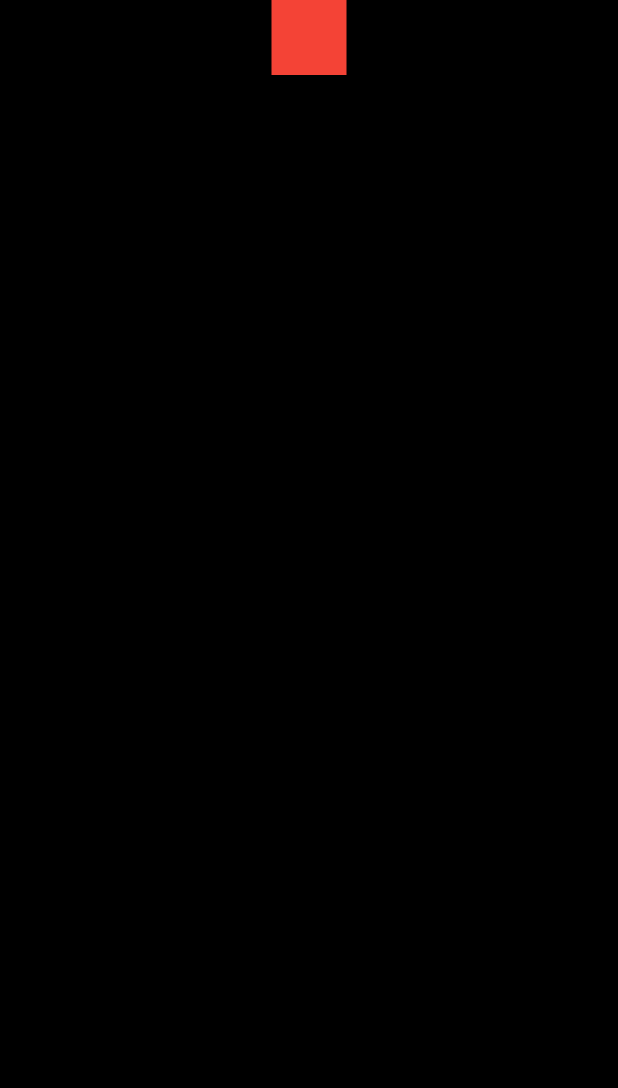
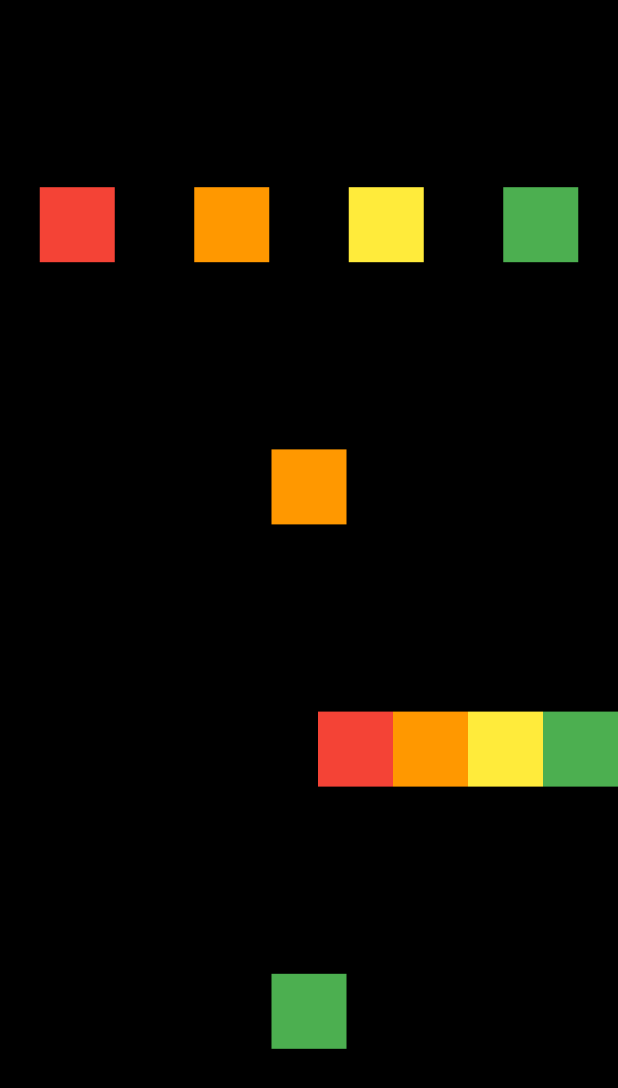
Before and after one commit to StopSoo/Stopsoo, a Flutter app: the Test screen opened directly, on a phone screen of 412 x 824 dp. Shown: the top 1088 px of the screen. Run offline on Flutter 3.47's test engine with Material 2 defaults, Android fonts, the phone set to English and light mode, and no system bars; our stand-ins replace webview_flutter.

Commit message:
230824 flutter study

```diff
--- a/Flutter Study/flutter_app_prac/lib/main.dart
+++ b/Flutter Study/flutter_app_prac/lib/main.dart
@@ -1,6 +1,7 @@
 import 'package:flutter/material.dart';
-import 'package:flutter_application_prac/screen/home_screen.dart';
 import 'package:flutter_application_prac/prac/test.dart';
+import 'package:flutter_application_prac/screen/home_screen_S5.dart';
+import 'package:flutter_application_prac/screen/home_screen_S6.dart';
 
 void main() {
   // runApp 플러터의 진입 포인트
@@ -8,7 +9,7 @@ void main() {
     // Widget - 클래스의 일종
     MaterialApp(
       debugShowCheckedModeBanner: false,
-      home: Test()
-    ),
+      home: HomeScreenS6(),
+    )
   );
 }
--- a/Flutter Study/flutter_app_prac/lib/prac/test.dart
+++ b/Flutter Study/flutter_app_prac/lib/prac/test.dart
@@ -1,3 +1,4 @@
+// Section 5 : Lecture 6
 import 'package:flutter/material.dart';
 
 class Test extends StatelessWidget {
@@ -9,17 +10,78 @@ class Test extends StatelessWidget {
       body: SafeArea(
         child: Container(
           color: Colors.black,
-          child: Row(
-            mainAxisAlignment: MainAxisAlignment.spaceAround,
+          child: Column(
+            mainAxisAlignment: MainAxisAlignment.spaceEvenly, // 행들의 배치
             children: [
-              Column(
+              Row(
+                mainAxisAlignment: MainAxisAlignment.spaceAround,
                 children: [
                   Container(
-                  width: 50.0,
-                  height: 50.0,
-                  color: Colors.red,
+                    width: 50.0,
+                    height: 50.0,
+                    color: Colors.red,
+                  ),
+                  Container(
+                    width: 50.0,
+                    height: 50.0,
+                    color: Colors.orange,
+                  ),
+                  Container(
+                    width: 50.0,
+                    height: 50.0,
+                    color: Colors.yellow,
+                  ),
+                  Container(
+                    width: 50.0,
+                    height: 50.0,
+                    color: Colors.green,
                   ),
                 ]
+              ),
+              Row(
+                mainAxisAlignment: MainAxisAlignment.center,
+                children: [
+                  Container(
+                    width: 50.0,
+                    height: 50.0,
+                    color: Colors.orange,
+                  ),
+                ],
+              ),
+              Row(
+                mainAxisAlignment: MainAxisAlignment.end,
+                children: [
+                  Container(
+                    width: 50.0,
+                    height: 50.0,
+                    color: Colors.red,
+                  ),
+                  Container(
+                    width: 50.0,
+                    height: 50.0,
+                    color: Colors.orange,
+                  ),
+                  Container(
+                    width: 50.0,
+                    height: 50.0,
+                    color: Colors.yellow,
+                  ),
+                  Container(
+                    width: 50.0,
+                    height: 50.0,
+                    color: Colors.green,
+                  ),
+                ],
+              ),
+              Row(
+                mainAxisAlignment: MainAxisAlignment.center,
+                children: [
+                  Container(
+                    width: 50.0,
+                    height: 50.0,
+                    color: Colors.green,
+                  ),
+                ],
               ),
             ],
           )
--- a/Flutter Study/flutter_app_prac/lib/screen/home_screen.dart
+++ b/Flutter Study/flutter_app_prac/lib/screen/home_screen_S5.dart
@@ -1,7 +1,8 @@
+// Section 5 (Row and Column)
 import 'package:flutter/material.dart';
 
-class HomeScreen extends StatelessWidget {
-  const HomeScreen({Key? key}) : super(key: key);
+class HomeScreenS5 extends StatelessWidget {
+  const HomeScreenS5({Key? key}) : super(key: key);
 
   @override
   Widget build(BuildContext context) {
--- /dev/null
+++ b/Flutter Study/flutter_app_prac/lib/screen/home_screen_S6.dart
@@ -0,0 +1,16 @@
+// Section 6 (WebView)
+import 'package:flutter/material.dart';
+import 'package:webview_flutter/webview_flutter.dart';
+
+class HomeScreenS6 extends StatelessWidget {
+  const HomeScreenS6({super.key});
+
+  @override
+  Widget build(BuildContext context) {
+    return Scaffold(
+      body: WebView(
+        initialUrl: 'https://blog.codefactory.ai',
+      ),
+    );
+  }
+}
--- a/Flutter Study/flutter_app_prac/pubspec.yaml
+++ b/Flutter Study/flutter_app_prac/pubspec.yaml
@@ -35,6 +35,7 @@ dependencies:
   # The following adds the Cupertino Icons font to your application.
   # Use with the CupertinoIcons class for iOS style icons.
   cupertino_icons: ^1.0.2
+  webview_flutter: ^3.0.0
 
 dev_dependencies:
   flutter_test:
```
Also changed, not shown: Flutter Study/flutter_app_prac/pubspec.lock, 7 other files.
